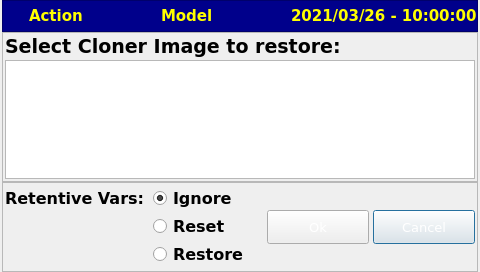
Qt form chooseimage.ui (MECTsrl/cloner) before a commit.
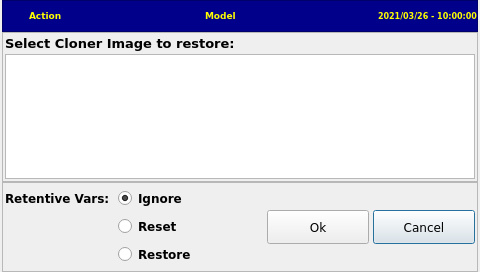
The same form after that commit. Icons and pictures are not drawn.

What changed in the file:
```diff
--- a/chooseimage.ui
+++ b/chooseimage.ui
@@ -25,7 +25,6 @@
 	min-height: 32px;
 	max-width: 100px;
 	max-height: 32px;
-	color:White;
 }
 </string>
   </property>
@@ -116,7 +115,7 @@
         <property name="font">
          <font>
           <family>DejaVu Sans</family>
-          <pointsize>11</pointsize>
+          <pointsize>7</pointsize>
           <weight>75</weight>
           <bold>true</bold>
          </font>
@@ -165,7 +164,7 @@
         <property name="font">
          <font>
           <family>DejaVu Sans</family>
-          <pointsize>11</pointsize>
+          <pointsize>7</pointsize>
           <weight>75</weight>
           <bold>true</bold>
          </font>
@@ -199,7 +198,7 @@
         <property name="font">
          <font>
           <family>DejaVu Sans</family>
-          <pointsize>11</pointsize>
+          <pointsize>6</pointsize>
           <weight>75</weight>
           <bold>true</bold>
          </font>
@@ -232,7 +231,7 @@
         <property name="font">
          <font>
           <family>DejaVu Sans</family>
-          <pointsize>14</pointsize>
+          <pointsize>10</pointsize>
           <weight>75</weight>
           <bold>true</bold>
          </font>
@@ -247,7 +246,7 @@
         <property name="font">
          <font>
           <family>DejaVu Sans</family>
-          <pointsize>14</pointsize>
+          <pointsize>10</pointsize>
           <weight>75</weight>
           <bold>true</bold>
          </font>
@@ -312,7 +311,7 @@
           <property name="font">
            <font>
             <family>DejaVu Sans</family>
-            <pointsize>12</pointsize>
+            <pointsize>9</pointsize>
             <weight>75</weight>
             <bold>true</bold>
            </font>
@@ -336,7 +335,7 @@
           <property name="font">
            <font>
             <family>DejaVu Sans</family>
-            <pointsize>12</pointsize>
+            <pointsize>9</pointsize>
             <weight>75</weight>
             <bold>true</bold>
            </font>
@@ -360,7 +359,7 @@
           <property name="font">
            <font>
             <family>DejaVu Sans</family>
-            <pointsize>12</pointsize>
+            <pointsize>9</pointsize>
             <weight>75</weight>
             <bold>true</bold>
            </font>
@@ -381,7 +380,7 @@
           <property name="font">
            <font>
             <family>DejaVu Sans</family>
-            <pointsize>12</pointsize>
+            <pointsize>9</pointsize>
             <weight>75</weight>
             <bold>true</bold>
            </font>
@@ -411,7 +410,7 @@
         <property name="font">
          <font>
           <family>DejaVu Sans</family>
-          <pointsize>10</pointsize>
+          <pointsize>9</pointsize>
          </font>
         </property>
         <property name="text">
@@ -428,7 +427,7 @@
         <property name="font">
          <font>
           <family>DejaVu Sans</family>
-          <pointsize>10</pointsize>
+          <pointsize>9</pointsize>
          </font>
         </property>
         <property name="text">
```
